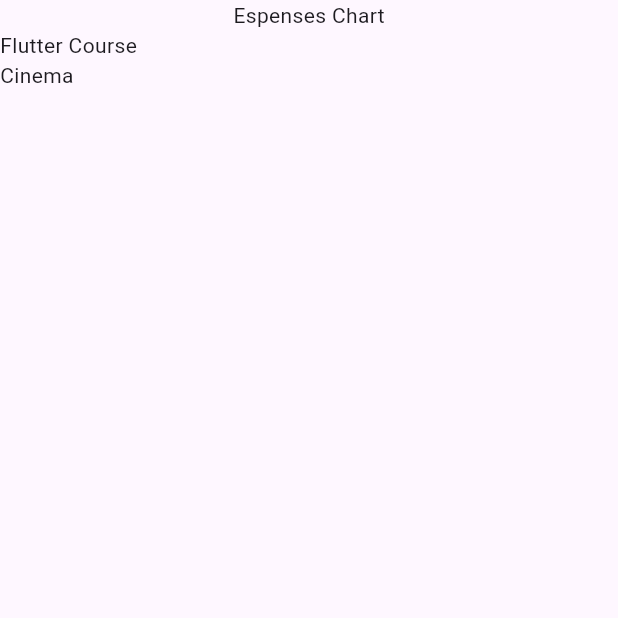
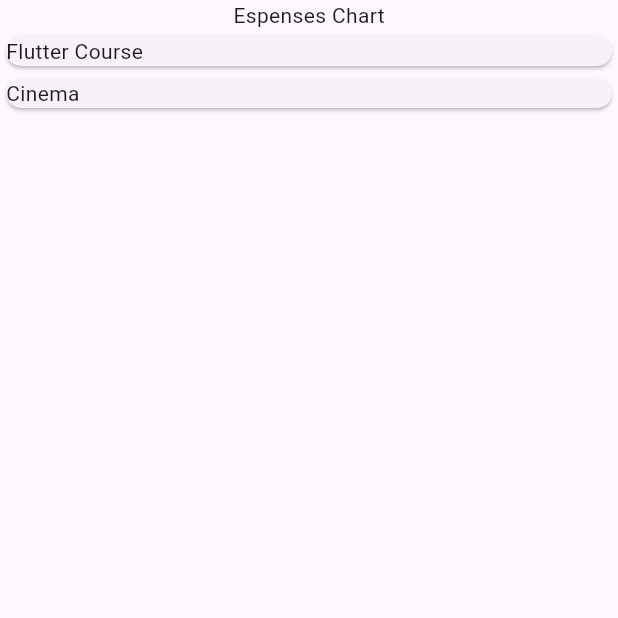
Before and after one commit to ishahzebali/expense-tracker-flutter, a Flutter app: the screen it shows after launch, on a phone screen of 412 x 824 dp, the top half of it. Run offline on Flutter 3.47's test engine with Material 3 defaults, Android fonts, the phone set to English and light mode, and no system bars.

Commit message:
moved files to thier respective folders

```diff
--- a/lib/main.dart
+++ b/lib/main.dart
@@ -1,10 +1,11 @@
 import 'package:flutter/material.dart';
 
-import 'package:expense_tracker/expenses.dart';
+import 'package:expense_tracker/widgets/expenses.dart';
 
 void main() {
   runApp(
     const MaterialApp(
+      debugShowCheckedModeBanner: false,
       home: Expenses(),
     ),
   );
--- a/lib/models/expense.dart
+++ b/lib/models/expense.dart
@@ -2,11 +2,15 @@ import 'package:uuid/uuid.dart';
 
 const uuid = Uuid();
 
+enum Category {food, leisure, travel, work}
+
 class Expense {
-  Expense({required this.amount, required this.date, required this.title})
+  Expense({required this.amount, required this.date, required this.title,
+  required this.category})
       : id = uuid.v4();
   final String id;
   final String title;
   final double amount;
   final DateTime date;
+  final Category category;
 }
--- a/lib/expenses.dart
+++ b/lib/widgets/expenses.dart
@@ -1,4 +1,4 @@
-import 'package:expense_tracker/expense_list.dart';
+import 'package:expense_tracker/widgets/expenses_list/expense_list.dart';
 import 'package:expense_tracker/models/expense.dart';
 import 'package:flutter/material.dart';
 
--- /dev/null
+++ b/lib/widgets/expenses_list/expense_item.dart
@@ -0,0 +1,15 @@
+import 'package:expense_tracker/models/expense.dart';
+import 'package:flutter/material.dart';
+
+class ExpenseItem extends StatelessWidget {
+  const ExpenseItem(this.expense, {super.key});
+
+  final Expense expense;
+
+  @override
+  Widget build(BuildContext context) {
+    return Card(
+      child: Text(expense.title),
+    );
+  }
+}
--- a/lib/expense_list.dart
+++ b/lib/widgets/expenses_list/expense_list.dart
@@ -1,4 +1,5 @@
 import 'package:expense_tracker/models/expense.dart';
+import 'package:expense_tracker/widgets/expenses_list/expense_item.dart';
 import 'package:flutter/material.dart';
 
 class ExpenseList extends StatelessWidget {
@@ -10,9 +11,7 @@ class ExpenseList extends StatelessWidget {
   Widget build(BuildContext context) {
     return ListView.builder(
       itemCount: expenses.length,
-      itemBuilder: (context, index) => Text(
-        expenses[index].title,
-      ),
+      itemBuilder: (context, index) => ExpenseItem(expenses[index]),
     );
   }
 }
```
